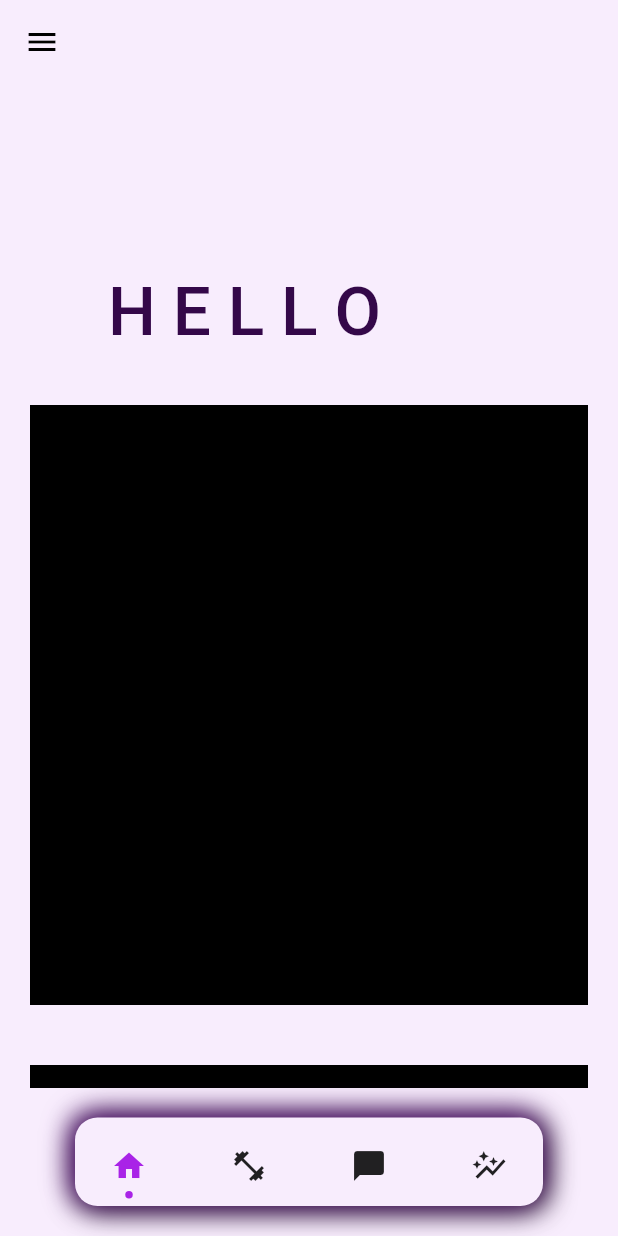
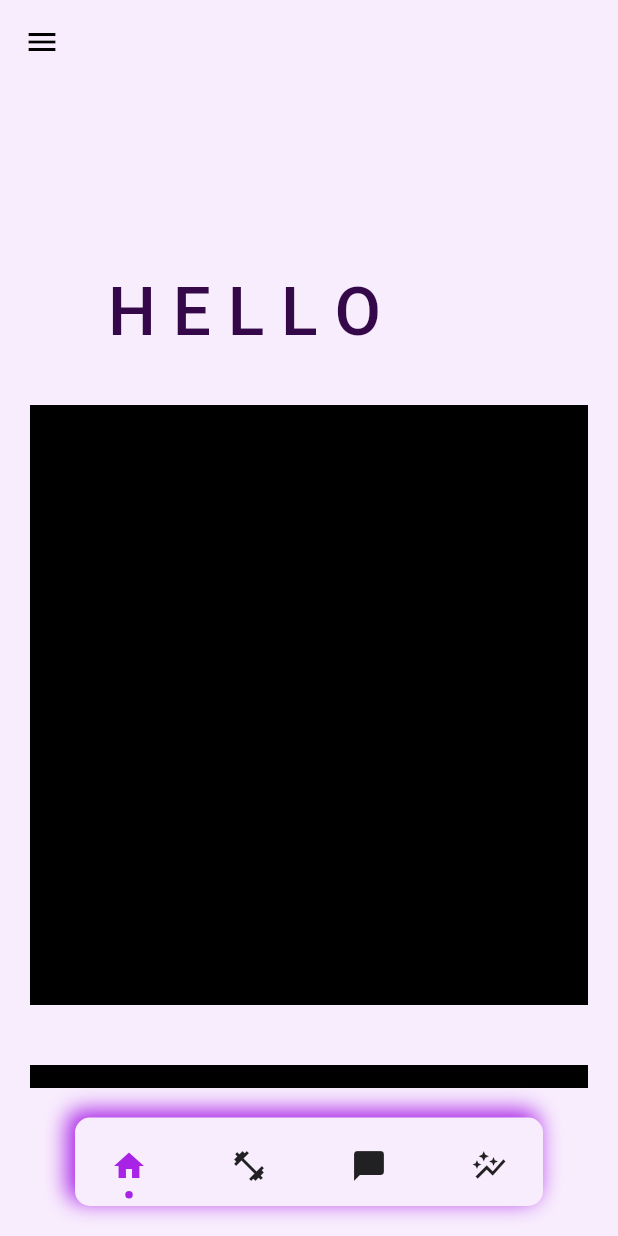
Before and after one commit to AnthonyBeerus/project_kaizen, a Flutter app: the screen it shows after launch, on a phone screen of 412 x 824 dp. Run offline on Flutter 3.47's test engine with Material 2 defaults, Android fonts, the phone set to English and light mode, and no system bars; drawn by our look-alikes of dot_navigation_bar; our stand-ins replace flutter_speed_dial.

Commit message:
Adjustments to Neumorphic appearance

```diff
--- a/lib/Presentation Layer/pages/appNav.dart
+++ b/lib/Presentation Layer/pages/appNav.dart
@@ -7,7 +7,6 @@ import 'package:phenom_fitness/Presentation%20Layer/pages/workout_screen.dart';
 import 'package:phenom_fitness/Presentation%20Layer/pages/home_screen.dart';
 import 'package:phenom_fitness/Presentation%20Layer/pages/message_screen.dart';
 import 'package:phenom_fitness/Presentation%20Layer/pages/settings_screen.dart';
-import 'package:phenom_fitness/themes/colors.dart';
 //import 'package:phenom_fitness/widgets/neumorphic_design.dart';
 
 class AppNav extends StatefulWidget {
@@ -38,25 +37,26 @@ class _AppNavState extends State<AppNav> {
       body: _pages[_selectedIndex],
       backgroundColor: Theme.of(context).colorScheme.background,
       bottomNavigationBar: DotNavigationBar(
+        margin: const EdgeInsets.all(10),
         duration: const Duration(milliseconds: 300),
-        borderRadius: 15,
+        borderRadius: 10,
         boxShadow: [
           //bottom right shadow is darker
           BoxShadow(
-            color: darkBoxShadowBottomRight,
-            offset: const Offset(2, 2),
-            blurRadius: 15,
+            color: Theme.of(context).colorScheme.primaryContainer,
+            offset: const Offset(4, 4),
+            blurRadius: 12,
             spreadRadius: 1,
           ),
           //top left shadow is lighter
           BoxShadow(
-            color: darkBoxShadowTopLeft,
-            offset: const Offset(-2, -2),
-            blurRadius: 15,
+            color: Theme.of(context).colorScheme.secondaryContainer,
+            offset: const Offset(-4, -4),
+            blurRadius: 12,
             spreadRadius: 1,
           ),
         ],
-        splashBorderRadius: 10,
+        splashBorderRadius: 20,
         currentIndex: _selectedIndex,
         onTap: _navigateBottomBar,
         backgroundColor:Theme.of(context).colorScheme.background,
```
